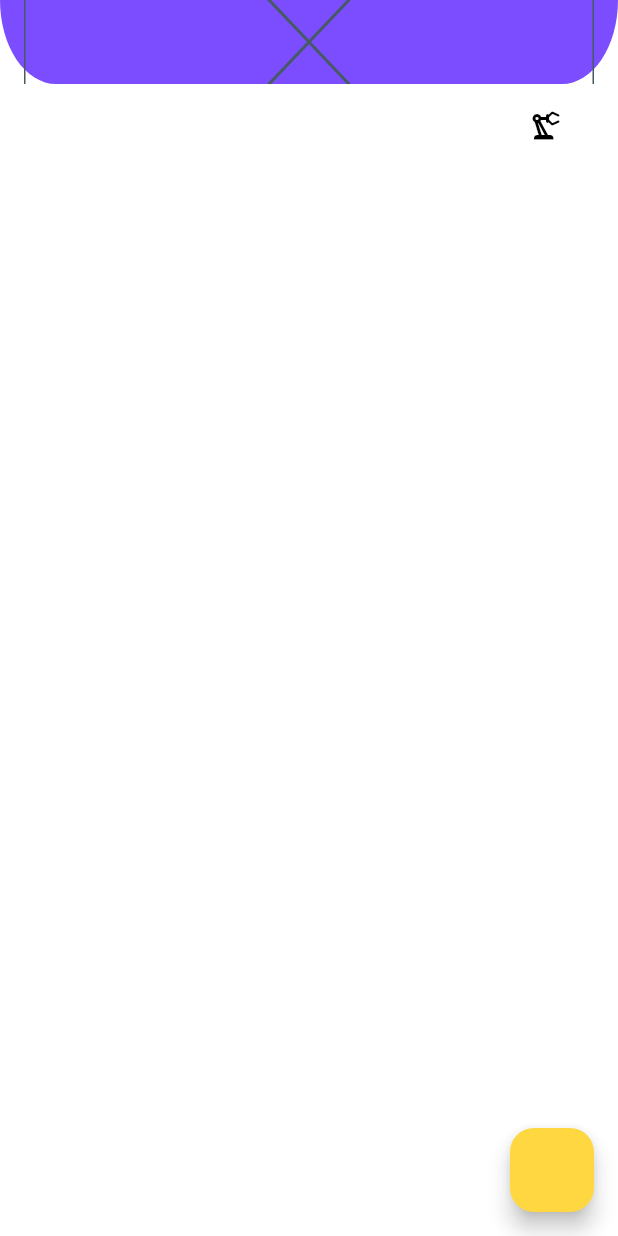
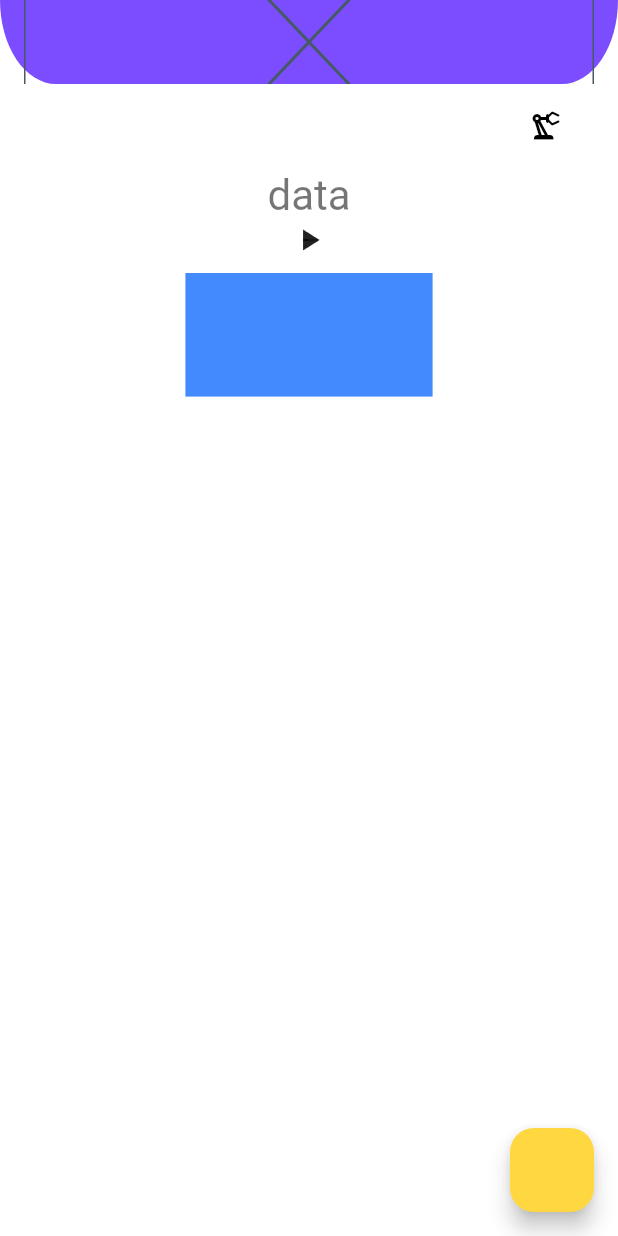
Before and after one commit to drgndenis/one_hundred_days_of_code, a Flutter app: the screen it shows after launch, on a phone screen of 412 x 824 dp. Run offline on Flutter 3.47's test engine with Material 2 defaults, Android fonts, the phone set to English and light mode, and no system bars; our stand-ins replace dio, flutter_spinkit.

Commit message:
Day-14 animated_learn finished

```diff
--- a/lib/Day-13/animated_learn.dart
+++ b/lib/Day-13/animated_learn.dart
@@ -1,5 +1,6 @@
 import 'package:flutter/material.dart';
-import 'package:one_hundred_days_of_flutter/Day-13/image_learn_202.dart';
+
+const double kZero = 0;
 
 class AnimatedLearn extends StatefulWidget {
   const AnimatedLearn({super.key});
@@ -8,7 +9,16 @@ class AnimatedLearn extends StatefulWidget {
   State<AnimatedLearn> createState() => _AnimatedLearnState();
 }
 
-class _AnimatedLearnState extends State<AnimatedLearn> {
+class _AnimatedLearnState extends State<AnimatedLearn>
+    with TickerProviderStateMixin {
+  @override
+  void initState() {
+    super.initState();
+    controller = AnimationController(
+        vsync: this, duration: _DurationItems().durationLow);
+  }
+
+  late AnimationController controller;
   final _text = 'Testing the animations';
   bool _isOpacity = false;
   bool _isVisible = false;
@@ -31,16 +41,17 @@ class _AnimatedLearnState extends State<AnimatedLearn> {
       appBar: AppBar(
         title: _textWidget(context),
       ),
-      floatingActionButton: FloatingActionButton(
-        onPressed: _changeVisible,
-      ),
+      floatingActionButton: FloatingActionButton(onPressed: () {
+        _changeVisible();
+        controller.animateTo(_isVisible ? 1 : kZero);
+      }),
       // Butona basildiginda Placeholder visible ozelligi false olur ve tekrar bastigimizda gorunur hale geri gelir.
       body: Column(
         children: [
           ListTile(
             title: AnimatedOpacity(
               duration: _DurationItems().durationLow,
-              opacity: _isOpacity ? 1 : 0,
+              opacity: _isOpacity ? 1 : kZero,
               child: Text(
                 _text,
                 style: Theme.of(context).textTheme.titleLarge,
@@ -50,6 +61,34 @@ class _AnimatedLearnState extends State<AnimatedLearn> {
                 onPressed: changeOpacity,
                 icon: const Icon(Icons.precision_manufacturing_outlined)),
           ),
+          AnimatedDefaultTextStyle(
+            style: (_isVisible
+                    ? context.textTheme().titleMedium
+                    : context.textTheme().headlineMedium) ??
+                const TextStyle(),
+            duration: _DurationItems().durationLow,
+            child: const Text('data'),
+          ),
+          AnimatedIcon(
+            icon: AnimatedIcons.play_pause,
+            progress: controller,
+          ),
+          AnimatedContainer(
+            duration: _DurationItems().durationLow,
+            height:
+                _isVisible ? kZero : MediaQuery.of(context).size.width * 0.2,
+            width: MediaQuery.of(context).size.height * 0.2,
+            color: Colors.blueAccent,
+            margin: const EdgeInsets.all(10),
+          ),
+          Expanded(
+            // Listeye ekleme cikarma yaparken animasyonlu ekleme cikarma yapabiliyoruz.
+            child: AnimatedList(
+              itemBuilder: (context, index, animation) {
+                return const Text('Test 999');
+              },
+            ),
+          )
         ],
       ),
     );
```
